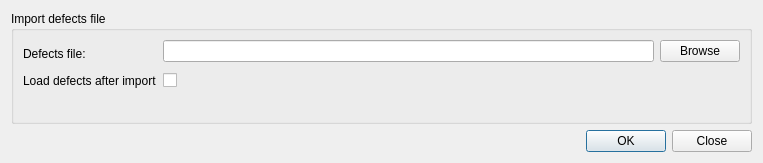
Before: the Qt Designer form ui/importdefects.ui in veriso/veriso, drawn with Qt 5.
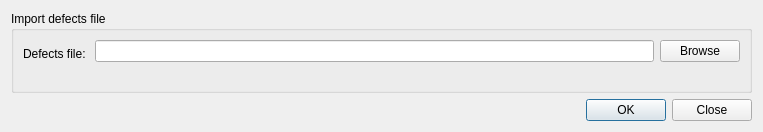
After: the same form once the commit is applied.

Commit message: Refactoring import shp

Patch:
```diff
--- a/ui/importdefects.ui
+++ b/ui/importdefects.ui
@@ -7,7 +7,7 @@
     <x>0</x>
     <y>0</y>
     <width>763</width>
-    <height>163</height>
+    <height>132</height>
    </rect>
   </property>
   <property name="windowTitle">
@@ -59,23 +59,8 @@
           </item>
          </layout>
         </item>
-        <item row="1" column="0">
-         <widget class="QLabel" name="label_9">
-          <property name="text">
-           <string>Load defects after import</string>
-          </property>
-         </widget>
-        </item>
         <item row="1" column="1">
-         <layout class="QHBoxLayout" name="horizontalLayout_3">
-          <item>
-           <widget class="QCheckBox" name="load_defects_check">
-            <property name="text">
-             <string/>
-            </property>
-           </widget>
-          </item>
-         </layout>
+         <layout class="QHBoxLayout" name="horizontalLayout_3"/>
         </item>
        </layout>
       </item>
```
The commit also changes 2 other files.
